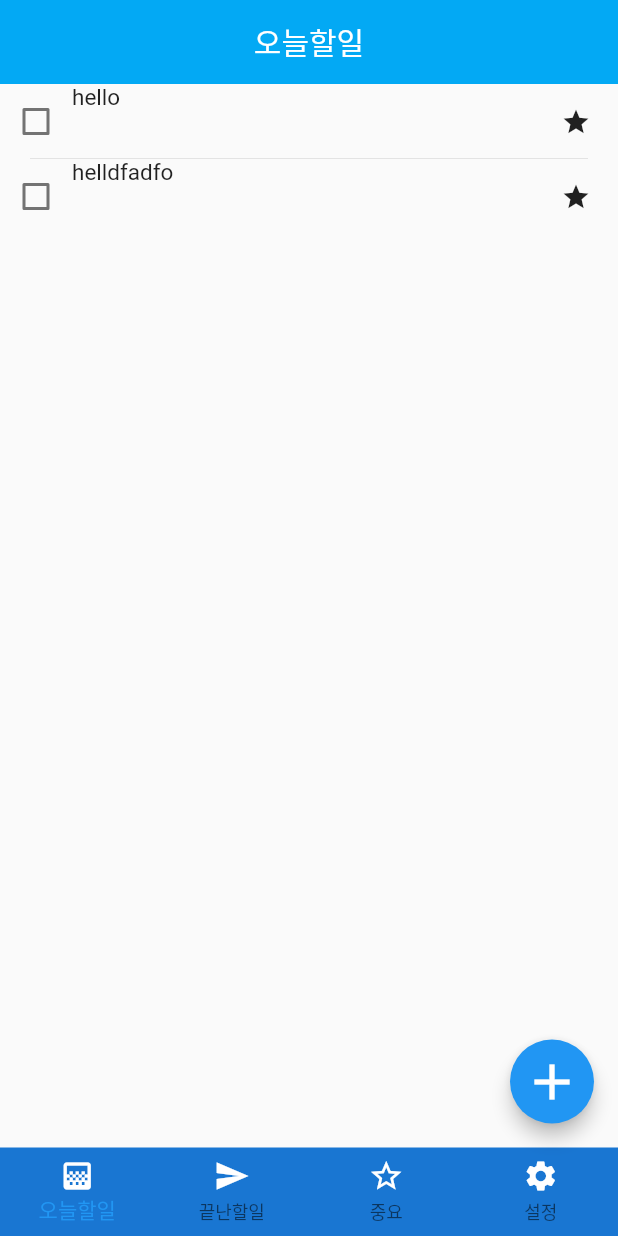
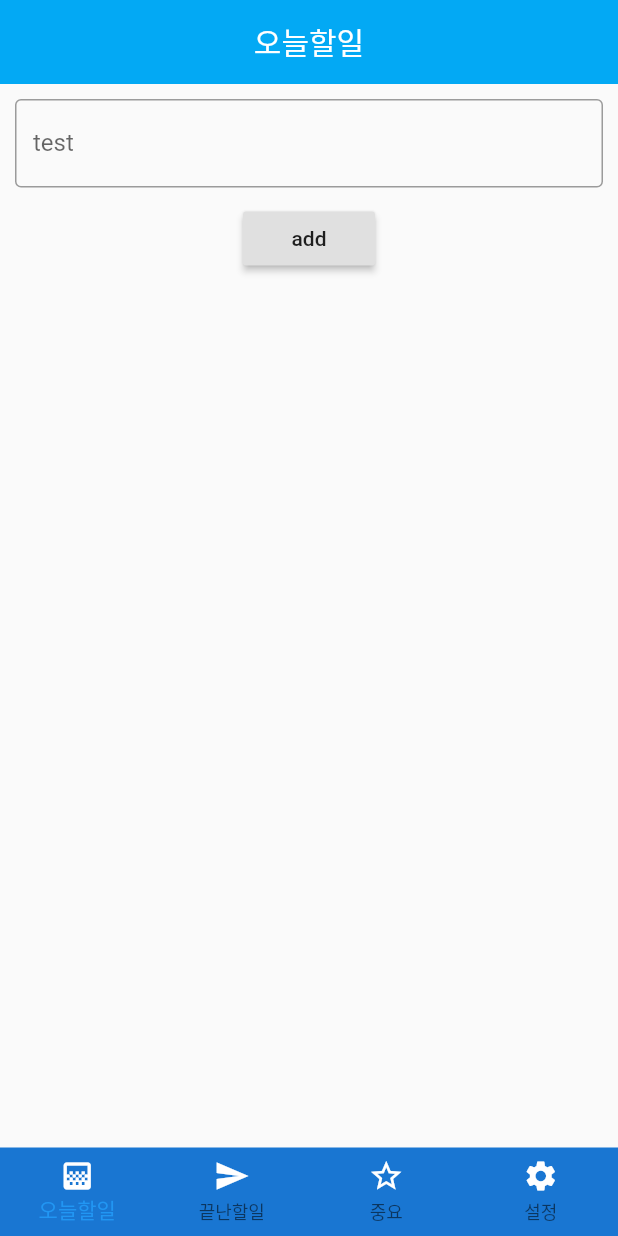
Before and after one commit to beomzuKim/todo_list, a Flutter app: the screen it shows after launch, on a phone screen of 412 x 824 dp. Run offline on Flutter 3.47's test engine with Material 2 defaults, Android fonts, the phone set to English and light mode, and no system bars.

Commit message:
todo 추가버튼 수정 및 textfield 추가

```diff
--- a/lib/root.dart
+++ b/lib/root.dart
@@ -1,3 +1,4 @@
+
 import 'package:flutter/material.dart';
 import 'package:todo_list/importantPage.dart';
 import 'package:todo_list/settingPage.dart';
@@ -10,6 +11,9 @@ class RootPage extends StatefulWidget {
 }
 
 class _RootPageState extends State<RootPage> {
+  final List<String> listItem = <String>[];
+  final List<bool> listCheck = <bool>[];
+
   int _selectedIndex = 0;
   List _page = [
     TodayTodo(),
@@ -20,14 +24,14 @@ class _RootPageState extends State<RootPage> {
 
   @override
   Widget build(BuildContext context) {
-    return Scaffold(
+    return Scaffold(/*
       floatingActionButton: FloatingActionButton(
         elevation: 5,
         onPressed: (){
-          _selectedIndex = 0;
+
         },
         child: Icon(Icons.add, size: 40),
-      ),
+      ),*/
 
       body: Center(child: _page[_selectedIndex],),
       bottomNavigationBar: BottomNavigationBar(
@@ -66,4 +70,10 @@ class _RootPageState extends State<RootPage> {
       _selectedIndex = index;
     });
   }
+
+  void addItemToList() {
+    setState(() {
+
+    });
+  }
 }
--- a/lib/todayTodo.dart
+++ b/lib/todayTodo.dart
@@ -6,98 +6,58 @@ class TodayTodo extends StatefulWidget {
 }
 
 class _TodayTodoState extends State<TodayTodo> {
-  bool rememberMe = false;
-  bool rememberMe2 = false;
-  void _onRememberMeChanged(bool newValue) => setState(() {
-    rememberMe = newValue;
 
-
-    if (rememberMe == true) {
-      // TODO: Here goes your functionality that remembers the user.
-    } else {
-      // nothing
-    }
-  });
-
-  void _onRememberMeChanged2(bool newValue) => setState(() {
-    rememberMe2 = newValue;
-
-    if (rememberMe == true) {
-      // TODO: Here goes your functionality that remembers the user.
-    } else {
-      // nothing
-    }
-  });
+  TextEditingController nameController = TextEditingController();
+  final List<String> names = <String>[];
+  final List<bool> checkBox =<bool>[];
 
   @override
   Widget build(BuildContext context) {
     return Scaffold(
       appBar: AppBar(
-      elevation: 0,
         title: Text('오늘할일', style: TextStyle(color: Colors.white),),
         centerTitle: true,
+        elevation: 0,
       ),
-        body: Column(
-          children: <Widget>[
-            Row(
-              children: <Widget>[
-                Checkbox(
-                    value: rememberMe,
-                    onChanged: _onRememberMeChanged
+      body: SafeArea(
+        child: Column(
+          children: [
+                Padding(
+                  padding: EdgeInsets.all(10),
+                  child: TextField(
+                    controller: nameController,
+                    decoration: InputDecoration(
+                      border: OutlineInputBorder(),
+                      labelText: 'test'
                   ),
-                Container(
-                  width: MediaQuery.of(context).size.width - 100,
-                  height: 50,
-                  child: Text('hello',style: TextStyle(fontSize: 15,),),
+                ),
               ),
 
-                IconButton(
-                  onPressed: () {
+              RaisedButton(
+                child: Text(('add')),
+                  onPressed: (){
 
+              }),
+
+
+            Expanded(
+                child: ListView.builder(
+                  itemCount: names.length,
+                  padding: const EdgeInsets.all(5),
+                  itemBuilder: (BuildContext context, int index){
+                    return Container(
+                      child: Card(
+
+                      ),
+                      height: 40,
+                      margin: EdgeInsets.all(10),
+                    );
                   },
-                  icon: Icon(Icons.star),
-                  iconSize: 20,
+                )
             ),
           ],
         ),
-
-            Divider(
-              height: 0,
-              thickness: 0.5,
-              indent: 20,
-              endIndent: 20,
-            ),
-
-            Row(
-              children: <Widget>[
-                Checkbox(
-                    value: rememberMe2,
-                    onChanged: _onRememberMeChanged2
-                ),
-                Container(
-                  width: MediaQuery.of(context).size.width - 100,
-                  height: 50,
-                  child: Text('helldfadfo',
-                    style: TextStyle(fontSize: 15),
-                    //textAlign: TextAlignVertical.center
-                  ),
-
-                ),
-                IconButton(
-                  onPressed: () {
-
-                  },
-                  icon: Icon(Icons.star),
-                  iconSize: 20,
-                ),
-
-              ],
-            ),
-          ],
-
       )
     );
-
-
   }
 }
```
Also changed, not shown: pubspec.lock, 6 other files. Lines whose indentation alone changed are shown as unchanged.
